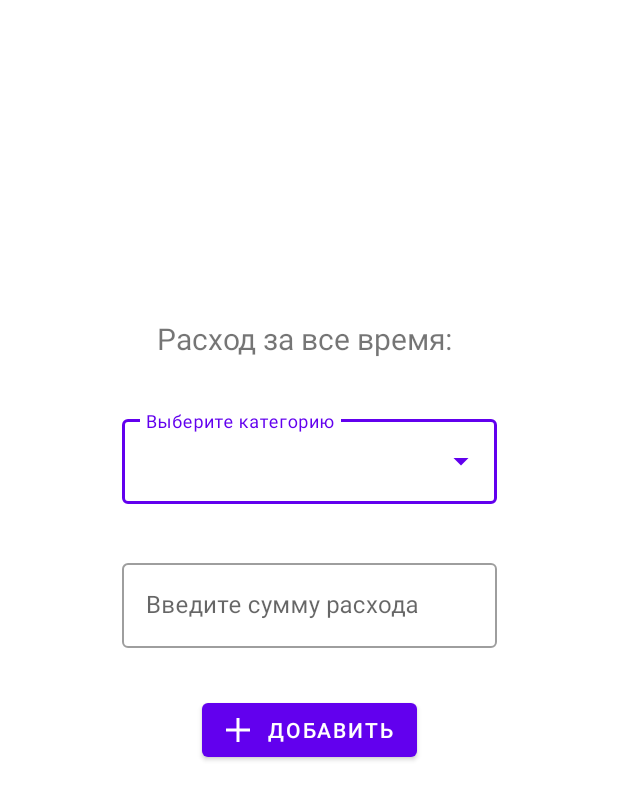
After one commit to HasanDzhabailov/moneyTrackingMyFirstAppAndroid, an Android app: the layout fragment_money_tracker.xml on its own in the app's theme, with its tools: preview values and no code run, on a phone screen of 412 x 824 dp. The commit adds this screen. Shown: the top 800 px of the screen. Run offline under Robolectric (Android 15) with nearby library versions, the phone set to English and light mode, and no system bars.

Commit message:
Redesigned the application architecture to MVVM. Created navigation and fragment design for adding expenses

```diff
--- /dev/null
+++ b/app/src/main/java/com/example/moneytracking/viewmodels/MoneyTrackerViewModel.kt
@@ -0,0 +1,4 @@
+package com.example.moneytracking.viewmodels
+
+class MoneyTrackerViewModel {
+}
--- /dev/null
+++ b/app/src/main/res/drawable/ic_add_24dp.xml
@@ -0,0 +1,11 @@
+<?xml version="1.0" encoding="utf-8"?>
+<vector xmlns:android="http://schemas.android.com/apk/res/android"
+    android:width="24dp"
+    android:height="24dp"
+    android:viewportWidth="24"
+    android:viewportHeight="24"
+    android:tint="?android:attr/colorControlNormal">
+    <path
+        android:fillColor="@android:color/white"
+        android:pathData="M20,13h-7v7h-2v-7H4v-2h7V4h2v7h7V13z"/>
+</vector>
--- /dev/null
+++ b/app/src/main/res/layout/fragment_money_tracker.xml
@@ -0,0 +1,78 @@
+<?xml version="1.0" encoding="utf-8"?>
+<layout xmlns:android="http://schemas.android.com/apk/res/android"
+    xmlns:app="http://schemas.android.com/apk/res-auto"
+    xmlns:tools="http://schemas.android.com/tools">
+
+    <androidx.constraintlayout.widget.ConstraintLayout
+        android:layout_width="match_parent"
+        android:layout_height="match_parent">
+
+        <TextView
+            android:id="@+id/textView"
+            android:layout_width="wrap_content"
+            android:layout_height="wrap_content"
+            android:text="@string/text_all_expense"
+            android:textSize="20sp"
+            app:layout_constraintBottom_toTopOf="@+id/menu"
+            app:layout_constraintEnd_toEndOf="parent"
+            app:layout_constraintHorizontal_bias="0.488"
+            app:layout_constraintStart_toStartOf="parent"
+            app:layout_constraintTop_toTopOf="parent"
+            app:layout_constraintVertical_bias="0.86" />
+
+        <com.google.android.material.textfield.TextInputLayout
+            android:id="@+id/menu"
+            style="@style/Widget.MaterialComponents.TextInputLayout.OutlinedBox.ExposedDropdownMenu"
+            android:layout_width="250dp"
+            android:layout_height="wrap_content"
+            android:hint="@string/drop_down_menu_label"
+            app:layout_constraintBottom_toBottomOf="parent"
+            app:layout_constraintEnd_toEndOf="parent"
+            app:layout_constraintStart_toStartOf="parent"
+            app:layout_constraintTop_toTopOf="parent"
+            app:layout_constraintVertical_bias="0.36">
+
+            <AutoCompleteTextView
+                android:id="@+id/AutoCompleteTextView"
+                android:layout_width="match_parent"
+                android:layout_height="wrap_content"
+                android:inputType="none" />
+
+        </com.google.android.material.textfield.TextInputLayout>
+
+        <com.google.android.material.textfield.TextInputLayout
+            android:id="@+id/TextFieldSumExpense"
+            android:layout_width="250dp"
+            android:layout_height="wrap_content"
+            android:hint="@string/text_field_sum_expense_label"
+            app:layout_constraintBottom_toBottomOf="parent"
+            app:layout_constraintEnd_toEndOf="parent"
+            app:layout_constraintStart_toStartOf="parent"
+            app:layout_constraintTop_toBottomOf="@+id/menu"
+            app:layout_constraintVertical_bias="0.07999998"
+            style="@style/Widget.MaterialComponents.TextInputLayout.OutlinedBox">
+
+            <com.google.android.material.textfield.TextInputEditText
+                android:layout_width="match_parent"
+                android:layout_height="wrap_content"
+                android:inputType="number"
+                />
+
+        </com.google.android.material.textfield.TextInputLayout>
+
+        <Button
+            android:id="@+id/containedButton"
+            style="@style/Widget.MaterialComponents.Button.Icon"
+            android:layout_width="wrap_content"
+            android:layout_height="wrap_content"
+            android:text="@string/btn_add_expensive"
+            app:icon="@drawable/ic_add_24dp"
+            app:layout_constraintBottom_toBottomOf="parent"
+            app:layout_constraintEnd_toEndOf="parent"
+            app:layout_constraintStart_toStartOf="parent"
+            app:layout_constraintTop_toBottomOf="@+id/TextFieldSumExpense"
+            app:layout_constraintVertical_bias="0.089" />
+
+
+    </androidx.constraintlayout.widget.ConstraintLayout>
+</layout>
--- a/app/src/main/res/values/strings.xml
+++ b/app/src/main/res/values/strings.xml
@@ -1,7 +1,7 @@
 <resources>
     <string name="app_name">Money Tracking</string>
-    <string name="btn_addExpensive">Добавить</string>
-    <string name="labelExpensiveInputText">Введите сумму расходов</string>
-    <string name="textView_textExpensive">Расход за все время: </string>
-
+    <string name="btn_add_expensive">Добавить</string>
+    <string name="drop_down_menu_label">Выберите категорию</string>
+    <string name="text_field_sum_expense_label">Введите сумму расхода</string>
+    <string name="text_all_expense">Расход за все время:</string>
 </resources>
```
Also changed, not shown: app/build.gradle (+27 -3 lines), app/src/main/java/com/example/moneytracking/MainActivity.kt (+5 -39 lines), app/src/main/java/com/example/moneytracking/database/MoneyTrack.kt (added, +13 -0 lines), app/src/main/java/com/example/moneytracking/database/MoneyTrackDatabase.kt (added, +30 -0 lines), app/src/main/java/com/example/moneytracking/database/MoneyTrackDatabaseDao.kt (added, +20 -0 lines), app/src/main/java/com/example/moneytracking/ui/MoneyTrackerFragment.kt (added, +31 -0 lines), app/src/main/res/layout/activity_main.xml (+10 -85 lines), app/src/main/res/layout/list_item_category_expensive.xml (added, +11 -0 lines), app/src/main/res/navigation/navigation.xml (added, +14 -0 lines), app/src/main/res/values/category_expenses.xml (added, +19 -0 lines), build.gradle (+11 -0 lines).
